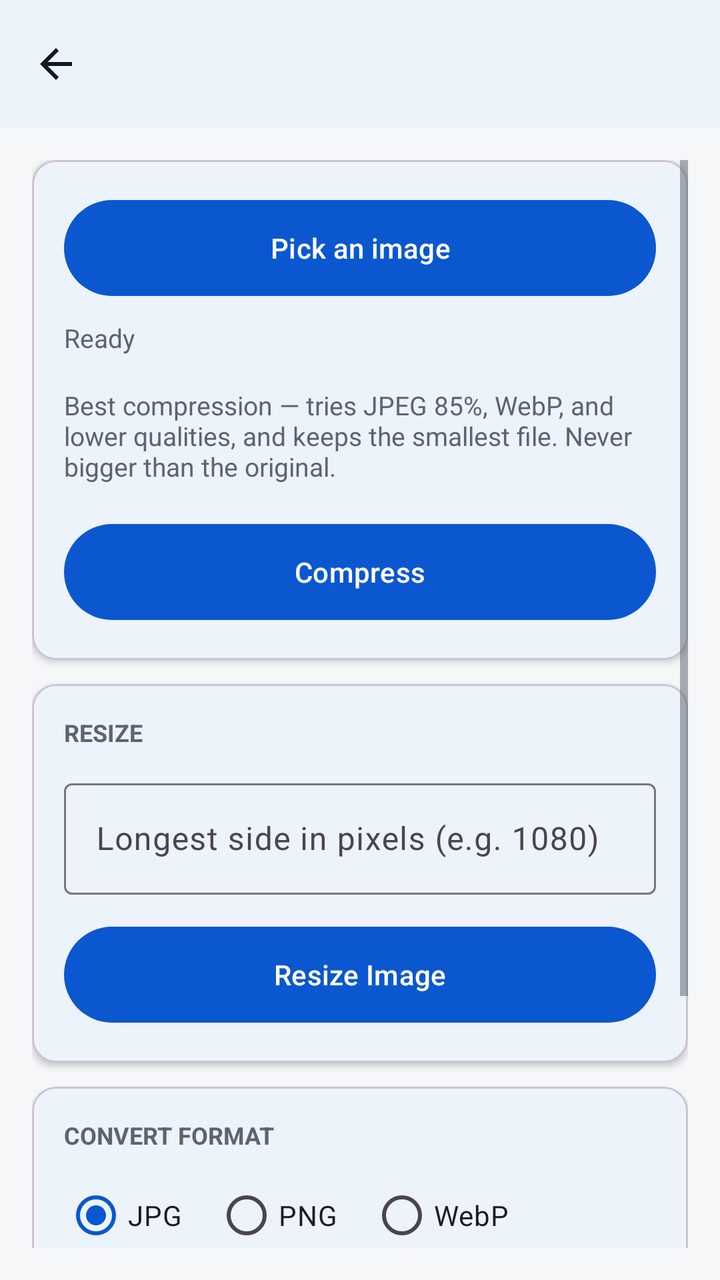
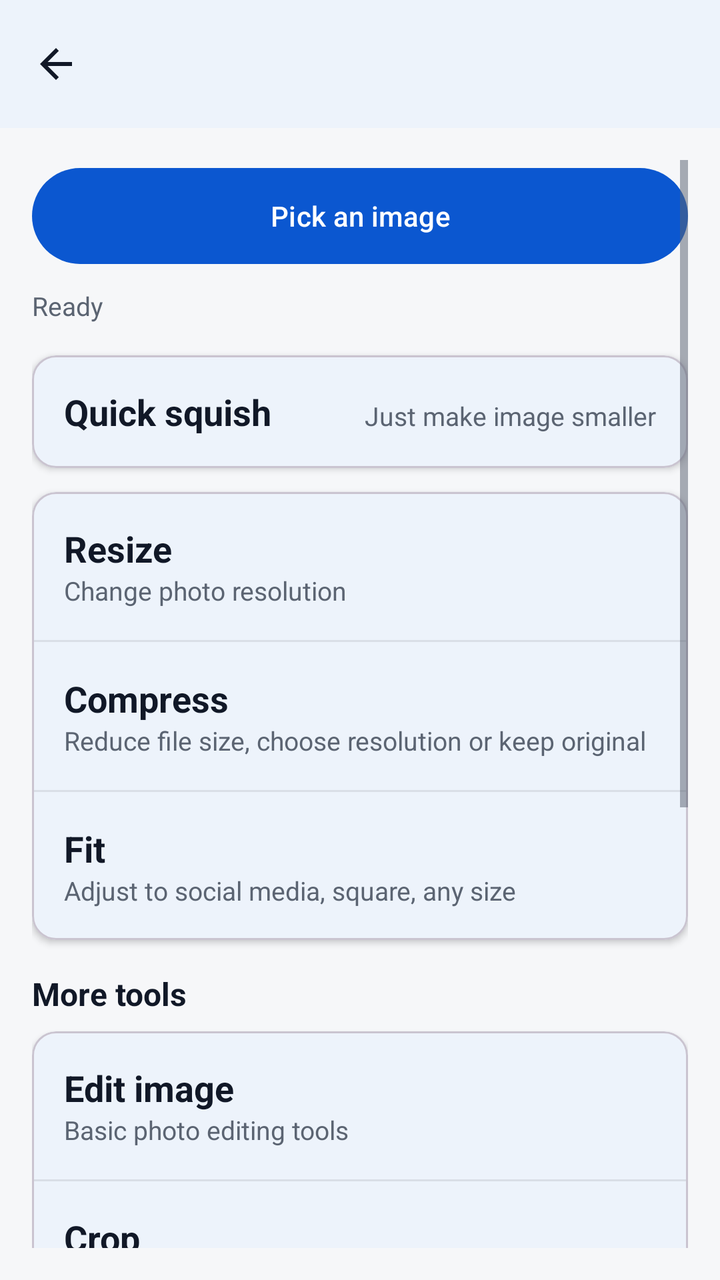

Two renders of the same Android screen: before a commit and after it. Below are the layout's source before the change and the commit's diff.
<!-- AndroidManifest.xml: application theme Theme.Hakunaa -->
<!-- res/layout/activity_image_compress.xml -->
<?xml version="1.0" encoding="utf-8"?>
<LinearLayout xmlns:android="http://schemas.android.com/apk/res/android"
    xmlns:app="http://schemas.android.com/apk/res-auto"
    android:layout_width="match_parent"
    android:layout_height="match_parent"
    android:background="@color/hakunaa_background"
    android:orientation="vertical">

    <com.google.android.material.appbar.MaterialToolbar
        android:id="@+id/toolbar"
        android:layout_width="match_parent"
        android:layout_height="wrap_content"
        android:background="@color/hakunaa_surface"
        android:elevation="2dp"
        android:title="Image Compress"
        android:titleTextColor="@color/hakunaa_text"
        app:navigationIcon="@drawable/ic_arrow_back" />

    <ScrollView
        android:layout_width="match_parent"
        android:layout_height="match_parent"
        android:padding="16dp">

        <LinearLayout
            android:layout_width="match_parent"
            android:layout_height="wrap_content"
            android:orientation="vertical">

            <com.google.android.material.card.MaterialCardView
                android:layout_width="match_parent"
                android:layout_height="wrap_content"
                app:cardCornerRadius="12dp"
                app:cardElevation="2dp">

                <LinearLayout
                    android:layout_width="match_parent"
                    android:layout_height="wrap_content"
                    android:orientation="vertical"
                    android:padding="16dp">

                    <com.google.android.material.button.MaterialButton
                        android:id="@+id/btnPickImage"
                        android:layout_width="match_parent"
                        android:layout_height="56dp"
                        android:text="@string/pick_image" />

                    <TextView
                        android:id="@+id/tvFile"
                        android:layout_width="wrap_content"
                        android:layout_height="wrap_content"
                        android:layout_marginTop="8dp"
                        android:text="@string/ready"
                        android:textColor="@color/hakunaa_text_secondary"
                        android:textSize="13sp" />

                    <TextView
                        android:layout_width="wrap_content"
                        android:layout_height="wrap_content"
                        android:layout_marginTop="16dp"
                        android:text="Best compression — tries JPEG 85%, WebP, and lower qualities, and keeps the smallest file. Never bigger than the original."
                        android:textColor="@color/hakunaa_text_secondary"
                        android:textSize="13sp" />

                    <com.google.android.material.button.MaterialButton
                        android:id="@+id/btnCompress"
                        android:layout_width="match_parent"
                        android:layout_height="56dp"
                        android:layout_marginTop="16dp"
                        android:text="@string/compress" />
                </LinearLayout>
            </com.google.android.material.card.MaterialCardView>

            
            <com.google.android.material.card.MaterialCardView
                android:layout_width="match_parent"
                android:layout_height="wrap_content"
                android:layout_marginTop="12dp"
                app:cardCornerRadius="12dp"
                app:cardElevation="2dp">

                <LinearLayout
                    android:layout_width="match_parent"
                    android:layout_height="wrap_content"
                    android:orientation="vertical"
                    android:padding="16dp">

                    <TextView
                        android:layout_width="wrap_content"
                        android:layout_height="wrap_content"
                        android:text="RESIZE"
                        android:textColor="@color/hakunaa_text_secondary"
                        android:textSize="12sp"
                        android:textStyle="bold" />

                    <com.google.android.material.textfield.TextInputLayout
                        android:layout_width="match_parent"
                        android:layout_height="wrap_content"
                        android:layout_marginTop="12dp"
                        android:hint="Longest side in pixels (e.g. 1080)"
                        app:boxBackgroundMode="outline">

                        <com.google.android.material.textfield.TextInputEditText
                            android:id="@+id/etResizeSize"
                            android:layout_width="match_parent"
                            android:layout_height="wrap_content"
                            android:inputType="number" />
                    </com.google.android.material.textfield.TextInputLayout>

                    <com.google.android.material.button.MaterialButton
                        android:id="@+id/btnResize"
                        android:layout_width="match_parent"
                        android:layout_height="56dp"
                        android:layout_marginTop="12dp"
                        android:text="Resize Image" />
                </LinearLayout>
            </com.google.android.material.card.MaterialCardView>

            
            <com.google.android.material.card.MaterialCardView
                android:layout_width="match_parent"
                android:layout_height="wrap_content"
                android:layout_marginTop="12dp"
                app:cardCornerRadius="12dp"
                app:cardElevation="2dp">

                <LinearLayout
                    android:layout_width="match_parent"
                    android:layout_height="wrap_content"
                    android:orientation="vertical"
                    android:padding="16dp">

                    <TextView
                        android:layout_width="wrap_content"
                        android:layout_height="wrap_content"
                        android:text="CONVERT FORMAT"
                        android:textColor="@color/hakunaa_text_secondary"
                        android:textSize="12sp"
                        android:textStyle="bold" />

                    <RadioGroup
                        android:id="@+id/rgConvertFormat"
                        android:layout_width="match_parent"
                        android:layout_height="wrap_content"
                        android:layout_marginTop="8dp"
                        android:orientation="horizontal">

                        <RadioButton
                            android:id="@+id/rbConvJpg"
                            android:layout_width="wrap_content"
                            android:layout_height="wrap_content"
                            android:checked="true"
                            android:text="JPG" />
                        <RadioButton
                            android:id="@+id/rbConvPng"
                            android:layout_width="wrap_content"
                            android:layout_height="wrap_content"
                            android:layout_marginStart="16dp"
                            android:text="PNG" />
                        <RadioButton
                            android:id="@+id/rbConvWebp"
                            android:layout_width="wrap_content"
                            android:layout_height="wrap_content"
                            android:layout_marginStart="16dp"
                            android:text="WebP" />
                    </RadioGroup>

                    <com.google.android.material.button.MaterialButton
                        android:id="@+id/btnConvertFormat"
                        android:layout_width="match_parent"
                        android:layout_height="56dp"
                        android:layout_marginTop="12dp"
                        android:text="Convert Image" />
                </LinearLayout>
            </com.google.android.material.card.MaterialCardView>

            <com.google.android.material.card.MaterialCardView
                android:layout_width="match_parent"
                android:layout_height="wrap_content"
                android:layout_marginTop="12dp"
                android:layout_marginBottom="8dp"
                app:cardCornerRadius="12dp"
                app:cardElevation="2dp">

                <LinearLayout
                    android:layout_width="match_parent"
                    android:layout_height="wrap_content"
                    android:orientation="vertical"
                    android:padding="16dp">

                    <TextView
                        android:id="@+id/tvStatus"
                        android:layout_width="wrap_content"
                        android:layout_height="wrap_content"
                        android:text="@string/ready"
                        android:textColor="@color/hakunaa_text"
                        android:textSize="14sp" />

                    <TextView
                        android:id="@+id/tvResult"
                        android:layout_width="wrap_content"
                        android:layout_height="wrap_content"
                        android:layout_marginTop="8dp"
                        android:textColor="@color/hakunaa_success"
                        android:textSize="14sp" />
                </LinearLayout>
            </com.google.android.material.card.MaterialCardView>
        </LinearLayout>
    </ScrollView>
</LinearLayout>
<!-- resources referenced by this layout -->
<resources>
  <color name="hakunaa_background">#F6F7F9</color>
  <color name="hakunaa_success">#137333</color>
  <color name="hakunaa_surface">#FFFFFF</color>
  <color name="hakunaa_text">#111827</color>
  <color name="hakunaa_text_secondary">#5B6472</color>
  <!-- drawable ic_arrow_back (drawable) -->
  <vector xmlns:android="http://schemas.android.com/apk/res/android"
      android:width="24dp"
      android:height="24dp"
      android:viewportWidth="24"
      android:viewportHeight="24"
      android:tint="#111827">
      <path
          android:fillColor="#FF000000"
          android:pathData="M20,11H7.83l5.59,-5.59L12,4l-8,8 8,8 1.41,-1.41L7.83,13H20v-2z" />
  </vector>
  <string name="compress">Compress</string>
  <string name="pick_image">Pick an image</string>
  <string name="ready">Ready</string>
  <style name="Theme.Hakunaa" parent="Theme.Material3.Light.NoActionBar">
          <item name="colorPrimary">@color/hakunaa_primary</item>
          <item name="colorPrimaryDark">@color/hakunaa_primary_dark</item>
          <item name="colorOnPrimary">@color/hakunaa_on_primary</item>
          <item name="android:windowBackground">@color/hakunaa_background</item>
          <item name="colorSurface">@color/hakunaa_surface</item>
          <item name="android:textColorPrimary">@color/hakunaa_text</item>
          <item name="android:textColorSecondary">@color/hakunaa_text_secondary</item>
      </style>
  <color name="hakunaa_primary">#0B57D0</color>
  <color name="hakunaa_primary_dark">#0842A0</color>
  <color name="hakunaa_on_primary">#FFFFFF</color>
</resources>

<!-- the commit's change to res/layout/activity_image_compress.xml (unified diff, before → after) -->
@@ -12,7 +12,7 @@
         android:layout_height="wrap_content"
         android:background="@color/hakunaa_surface"
         android:elevation="2dp"
-        android:title="Image Compress"
+        android:title="Image Tools"
         android:titleTextColor="@color/hakunaa_text"
         app:navigationIcon="@drawable/ic_arrow_back" />
 
@@ -26,47 +26,51 @@
             android:layout_height="wrap_content"
             android:orientation="vertical">
 
-            <com.google.android.material.card.MaterialCardView
-                android:layout_width="match_parent"
-                android:layout_height="wrap_content"
-                app:cardCornerRadius="12dp"
-                app:cardElevation="2dp">
-
-                <LinearLayout
-                    android:layout_width="match_parent"
-                    android:layout_height="wrap_content"
-                    android:orientation="vertical"
+            <com.google.android.material.button.MaterialButton
+                android:id="@+id/btnPickImage"
+                android:layout_width="match_parent"
+                android:layout_height="56dp"
+                android:text="@string/pick_image" />
+
+            <TextView
+                android:id="@+id/tvFile"
+                android:layout_width="wrap_content"
+                android:layout_height="wrap_content"
+                android:layout_marginTop="8dp"
+                android:text="@string/ready"
+                android:textColor="@color/hakunaa_text_secondary"
+                android:textSize="13sp" />
+
+            
+            <com.google.android.material.card.MaterialCardView
+                android:id="@+id/toolQuickSquish"
+                android:layout_width="match_parent"
+                android:layout_height="wrap_content"
+                android:layout_marginTop="16dp"
+                app:cardCornerRadius="12dp"
+                app:cardElevation="2dp">
+
+                <LinearLayout
+                    android:layout_width="match_parent"
+                    android:layout_height="wrap_content"
+                    android:orientation="horizontal"
                     android:padding="16dp">
 
-                    <com.google.android.material.button.MaterialButton
-                        android:id="@+id/btnPickImage"
-                        android:layout_width="match_parent"
-                        android:layout_height="56dp"
-                        android:text="@string/pick_image" />
-
                     <TextView
-                        android:id="@+id/tvFile"
+                        android:layout_width="0dp"
+                        android:layout_height="wrap_content"
+                        android:layout_weight="1"
+                        android:text="Quick squish"
+                        android:textColor="@color/hakunaa_text"
+                        android:textSize="18sp"
+                        android:textStyle="bold" />
+
+                    <TextView
                         android:layout_width="wrap_content"
                         android:layout_height="wrap_content"
-                        android:layout_marginTop="8dp"
-                        android:text="@string/ready"
+                        android:text="Just make image smaller"
                         android:textColor="@color/hakunaa_text_secondary"
                         android:textSize="13sp" />
-
-                    <TextView
-                        android:layout_width="wrap_content"
-                        android:layout_height="wrap_content"
-                        android:layout_marginTop="16dp"
-                        android:text="Best compression — tries JPEG 85%, WebP, and lower qualities, and keeps the smallest file. Never bigger than the original."
-                        android:textColor="@color/hakunaa_text_secondary"
-                        android:textSize="13sp" />
-
-                    <com.google.android.material.button.MaterialButton
-                        android:id="@+id/btnCompress"
-                        android:layout_width="match_parent"
-                        android:layout_height="56dp"
-                        android:layout_marginTop="16dp"
-                        android:text="@string/compress" />
                 </LinearLayout>
             </com.google.android.material.card.MaterialCardView>
 
@@ -81,95 +85,262 @@
                 <LinearLayout
                     android:layout_width="match_parent"
                     android:layout_height="wrap_content"
-                    android:orientation="vertical"
-                    android:padding="16dp">
-
-                    <TextView
-                        android:layout_width="wrap_content"
-                        android:layout_height="wrap_content"
-                        android:text="RESIZE"
-                        android:textColor="@color/hakunaa_text_secondary"
-                        android:textSize="12sp"
-                        android:textStyle="bold" />
-
-                    <com.google.android.material.textfield.TextInputLayout
-                        android:layout_width="match_parent"
-                        android:layout_height="wrap_content"
-                        android:layout_marginTop="12dp"
-                        android:hint="Longest side in pixels (e.g. 1080)"
-                        app:boxBackgroundMode="outline">
-
-                        <com.google.android.material.textfield.TextInputEditText
-                            android:id="@+id/etResizeSize"
-                            android:layout_width="match_parent"
-                            android:layout_height="wrap_content"
-                            android:inputType="number" />
-                    </com.google.android.material.textfield.TextInputLayout>
-
-                    <com.google.android.material.button.MaterialButton
-                        android:id="@+id/btnResize"
-                        android:layout_width="match_parent"
-                        android:layout_height="56dp"
-                        android:layout_marginTop="12dp"
-                        android:text="Resize Image" />
-                </LinearLayout>
-            </com.google.android.material.card.MaterialCardView>
-
-            
-            <com.google.android.material.card.MaterialCardView
-                android:layout_width="match_parent"
-                android:layout_height="wrap_content"
-                android:layout_marginTop="12dp"
-                app:cardCornerRadius="12dp"
-                app:cardElevation="2dp">
-
-                <LinearLayout
-                    android:layout_width="match_parent"
-                    android:layout_height="wrap_content"
-                    android:orientation="vertical"
-                    android:padding="16dp">
-
-                    <TextView
-                        android:layout_width="wrap_content"
-                        android:layout_height="wrap_content"
-                        android:text="CONVERT FORMAT"
-                        android:textColor="@color/hakunaa_text_secondary"
-                        android:textSize="12sp"
-                        android:textStyle="bold" />
-
-                    <RadioGroup
-                        android:id="@+id/rgConvertFormat"
-                        android:layout_width="match_parent"
-                        android:layout_height="wrap_content"
-                        android:layout_marginTop="8dp"
-                        android:orientation="horizontal">
-
-                        <RadioButton
-                            android:id="@+id/rbConvJpg"
-                            android:layout_width="wrap_content"
-                            android:layout_height="wrap_content"
-                            android:checked="true"
-                            android:text="JPG" />
-                        <RadioButton
-                            android:id="@+id/rbConvPng"
-                            android:layout_width="wrap_content"
-                            android:layout_height="wrap_content"
-                            android:layout_marginStart="16dp"
-                            android:text="PNG" />
-                        <RadioButton
-                            android:id="@+id/rbConvWebp"
-                            android:layout_width="wrap_content"
-                            android:layout_height="wrap_content"
-                            android:layout_marginStart="16dp"
-                            android:text="WebP" />
-                    </RadioGroup>
-
-                    <com.google.android.material.button.MaterialButton
-                        android:id="@+id/btnConvertFormat"
-                        android:layout_width="match_parent"
-                        android:layout_height="56dp"
-                        android:layout_marginTop="12dp"
-                        android:text="Convert Image" />
+                    android:orientation="vertical">
+
+                    <LinearLayout
+                        android:id="@+id/toolResize"
+                        android:layout_width="match_parent"
+                        android:layout_height="wrap_content"
+                        android:orientation="vertical"
+                        android:padding="16dp">
+
+                        <TextView
+                            android:layout_width="wrap_content"
+                            android:layout_height="wrap_content"
+                            android:text="Resize"
+                            android:textColor="@color/hakunaa_text"
+                            android:textSize="18sp"
+                            android:textStyle="bold" />
+
+                        <TextView
+                            android:layout_width="wrap_content"
+                            android:layout_height="wrap_content"
+                            android:text="Change photo resolution"
+                            android:textColor="@color/hakunaa_text_secondary"
+                            android:textSize="13sp" />
+                    </LinearLayout>
+
+                    <View
+                        android:layout_width="match_parent"
+                        android:layout_height="1dp"
+                        android:background="@color/hakunaa_outline" />
+
+                    <LinearLayout
+                        android:id="@+id/toolCompress"
+                        android:layout_width="match_parent"
+                        android:layout_height="wrap_content"
+                        android:orientation="vertical"
+                        android:padding="16dp">
+
+                        <TextView
+                            android:layout_width="wrap_content"
+                            android:layout_height="wrap_content"
+                            android:text="Compress"
+                            android:textColor="@color/hakunaa_text"
+                            android:textSize="18sp"
+                            android:textStyle="bold" />
+
+                        <TextView
+                            android:layout_width="wrap_content"
+                            android:layout_height="wrap_content"
+                            android:text="Reduce file size, choose resolution or keep original"
+                            android:textColor="@color/hakunaa_text_secondary"
+                            android:textSize="13sp" />
+                    </LinearLayout>
+
+                    <View
+                        android:layout_width="match_parent"
+                        android:layout_height="1dp"
+                        android:background="@color/hakunaa_outline" />
+
+                    <LinearLayout
+                        android:id="@+id/toolFit"
+                        android:layout_width="match_parent"
+                        android:layout_height="wrap_content"
+                        android:orientation="vertical"
+                        android:padding="16dp">
+
+                        <TextView
+                            android:layout_width="wrap_content"
+                            android:layout_height="wrap_content"
+                            android:text="Fit"
+                            android:textColor="@color/hakunaa_text"
+                            android:textSize="18sp"
+                            android:textStyle="bold" />
+
+                        <TextView
+                            android:layout_width="wrap_content"
+                            android:layout_height="wrap_content"
+                            android:text="Adjust to social media, square, any size"
+                            android:textColor="@color/hakunaa_text_secondary"
+                            android:textSize="13sp" />
+                    </LinearLayout>
+                </LinearLayout>
+            </com.google.android.material.card.MaterialCardView>
+
+            <TextView
+                android:layout_width="wrap_content"
+                android:layout_height="wrap_content"
+                android:layout_marginTop="16dp"
+                android:text="More tools"
+                android:textColor="@color/hakunaa_text"
+                android:textSize="16sp"
+                android:textStyle="bold" />
+
+            <com.google.android.material.card.MaterialCardView
+                android:layout_width="match_parent"
+                android:layout_height="wrap_content"
+                android:layout_marginTop="8dp"
+                app:cardCornerRadius="12dp"
+                app:cardElevation="2dp">
+
+                <LinearLayout
+                    android:layout_width="match_parent"
+                    android:layout_height="wrap_content"
+                    android:orientation="vertical">
+
+                    <LinearLayout
+                        android:id="@+id/toolEdit"
+                        android:layout_width="match_parent"
+                        android:layout_height="wrap_content"
+                        android:orientation="vertical"
+                        android:padding="16dp">
+
+                        <TextView
+                            android:layout_width="wrap_content"
+                            android:layout_height="wrap_content"
+                            android:text="Edit image"
+                            android:textColor="@color/hakunaa_text"
+                            android:textSize="18sp"
+                            android:textStyle="bold" />
+
+                        <TextView
+                            android:layout_width="wrap_content"
+                            android:layout_height="wrap_content"
+                            android:text="Basic photo editing tools"
+                            android:textColor="@color/hakunaa_text_secondary"
+                            android:textSize="13sp" />
+                    </LinearLayout>
+
+                    <View
+                        android:layout_width="match_parent"
+                        android:layout_height="1dp"
+                        android:background="@color/hakunaa_outline" />
+
+                    <LinearLayout
+                        android:id="@+id/toolCrop"
+                        android:layout_width="match_parent"
+                        android:layout_height="wrap_content"
+                        android:orientation="vertical"
+                        android:padding="16dp">
+
+                        <TextView
+                            android:layout_width="wrap_content"
+                            android:layout_height="wrap_content"
+                            android:text="Crop"
+                            android:textColor="@color/hakunaa_text"
+                            android:textSize="18sp"
+                            android:textStyle="bold" />
+
+                        <TextView
+                            android:layout_width="wrap_content"
+                            android:layout_height="wrap_content"
+                            android:text="Remove unwanted parts of photo"
+                            android:textColor="@color/hakunaa_text_secondary"
+                            android:textSize="13sp" />
+                    </LinearLayout>
+
+                    <View
+                        android:layout_width="match_parent"
+                        android:layout_height="1dp"
+                        android:background="@color/hakunaa_outline" />
+
+                    <LinearLayout
+                        android:id="@+id/toolConvert"
+                        android:layout_width="match_parent"
+                        android:layout_height="wrap_content"
+                        android:orientation="vertical"
+                        android:padding="16dp">
+
+                        <TextView
+                            android:layout_width="wrap_content"
+                            android:layout_height="wrap_content"
+                            android:text="Convert"
+                            android:textColor="@color/hakunaa_text"
+                            android:textSize="18sp"
+                            android:textStyle="bold" />
+
+                        <TextView
+                            android:layout_width="wrap_content"
+                            android:layout_height="wrap_content"
+                            android:text="Change format to PNG, JPG, WebP"
+                            android:textColor="@color/hakunaa_text_secondary"
+                            android:textSize="13sp" />
+                    </LinearLayout>
+                </LinearLayout>
+            </com.google.android.material.card.MaterialCardView>
+
+            <TextView
+                android:layout_width="wrap_content"
+                android:layout_height="wrap_content"
+                android:layout_marginTop="16dp"
+                android:text="User favourites"
+                android:textColor="@color/hakunaa_text"
+                android:textSize="16sp"
+                android:textStyle="bold" />
+
+            <com.google.android.material.card.MaterialCardView
+                android:layout_width="match_parent"
+                android:layout_height="wrap_content"
+                android:layout_marginTop="8dp"
+                app:cardCornerRadius="12dp"
+                app:cardElevation="2dp">
+
+                <LinearLayout
+                    android:layout_width="match_parent"
+                    android:layout_height="wrap_content"
+                    android:orientation="vertical">
+
+                    <LinearLayout
+                        android:id="@+id/toolFitSocial"
+                        android:layout_width="match_parent"
+                        android:layout_height="wrap_content"
+                        android:orientation="vertical"
+                        android:padding="16dp">
+
+                        <TextView
+                            android:layout_width="wrap_content"
+                            android:layout_height="wrap_content"
+                            android:text="Fit to social media"
+                            android:textColor="@color/hakunaa_text"
+                            android:textSize="18sp"
+                            android:textStyle="bold" />
+
+                        <TextView
+                            android:layout_width="wrap_content"
+                            android:layout_height="wrap_content"
+                            android:text="Fit to Instagram, FB, TikTok and more"
+                            android:textColor="@color/hakunaa_text_secondary"
+                            android:textSize="13sp" />
+                    </LinearLayout>
+
+                    <View
+                        android:layout_width="match_parent"
+                        android:layout_height="1dp"
+                        android:background="@color/hakunaa_outline" />
+
+                    <LinearLayout
+                        android:id="@+id/toolTargetSize"
+                        android:layout_width="match_parent"
+                        android:layout_height="wrap_content"
+                        android:orientation="vertical"
+                        android:padding="16dp">
+
+                        <TextView
+                            android:layout_width="wrap_content"
+                            android:layout_height="wrap_content"
+                            android:text="Resize to KB, MB"
+                            android:textColor="@color/hakunaa_text"
+                            android:textSize="18sp"
+                            android:textStyle="bold" />
+
+                        <TextView
+                            android:layout_width="wrap_content"
+                            android:layout_height="wrap_content"
+                            android:text="Resize to target file size"
+                            android:textColor="@color/hakunaa_text_secondary"
+                            android:textSize="13sp" />
+                    </LinearLayout>
                 </LinearLayout>
             </com.google.android.material.card.MaterialCardView>
 
<!-- resource entries referenced after the edit -->
@@ -1,6 +1,7 @@
 <!-- resources referenced by this layout -->
 <resources>
   <color name="hakunaa_background">#F6F7F9</color>
+  <color name="hakunaa_outline">#D9DEE6</color>
   <color name="hakunaa_success">#137333</color>
   <color name="hakunaa_surface">#FFFFFF</color>
   <color name="hakunaa_text">#111827</color>
@@ -16,7 +17,6 @@
           android:fillColor="#FF000000"
           android:pathData="M20,11H7.83l5.59,-5.59L12,4l-8,8 8,8 1.41,-1.41L7.83,13H20v-2z" />
   </vector>
-  <string name="compress">Compress</string>
   <string name="pick_image">Pick an image</string>
   <string name="ready">Ready</string>
   <style name="Theme.Hakunaa" parent="Theme.Material3.Light.NoActionBar">
